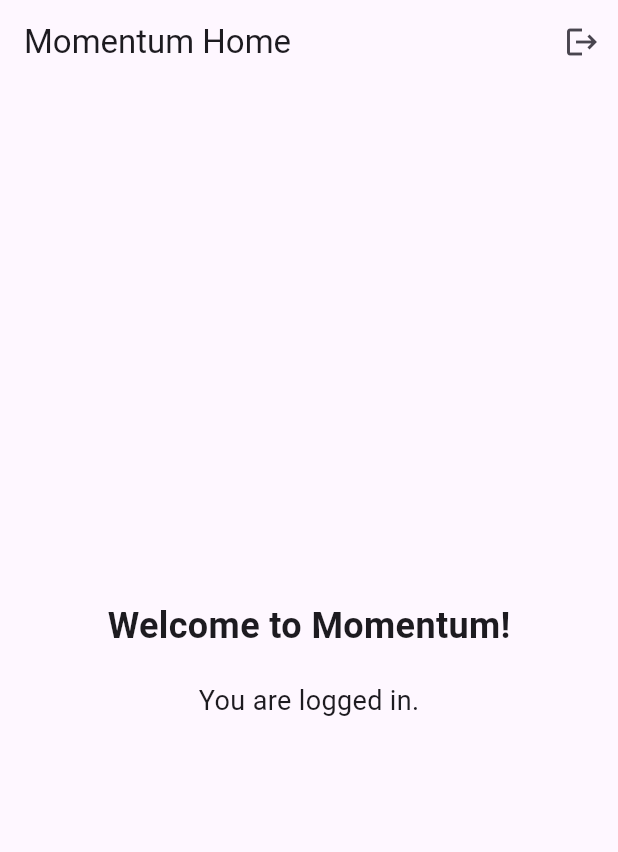
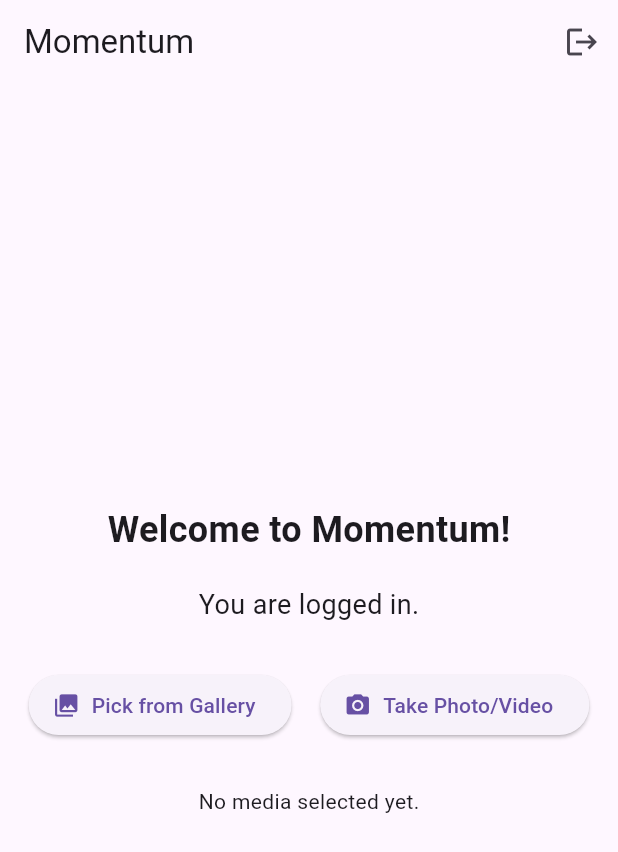
Before and after one commit to JoshuaNgugi/momentum, a Flutter app: the screen it shows once a user with an empty profile is signed in, on a phone screen of 412 x 824 dp. Shown: the top 852 px of the screen. Run offline on Flutter 3.47's test engine with Material 3 defaults, Android fonts, the phone set to English and light mode, and no system bars; our stand-ins replace firebase_auth, firebase_core, image_picker; accounts and stored records are empty.

Commit message:
add media pick functionality

```diff
--- a/lib/home_screen.dart
+++ b/lib/home_screen.dart
@@ -1,28 +1,75 @@
 // screens/home_screen.dart
+import 'dart:io';
+
 import 'package:flutter/material.dart';
+import 'package:image_picker/image_picker.dart';
 import 'package:momentum/auth_service.dart';
 
-class HomeScreen extends StatelessWidget {
+class HomeScreen extends StatefulWidget {
   const HomeScreen({super.key});
 
   @override
+  State<HomeScreen> createState() => _HomeScreenState();
+}
+
+class _HomeScreenState extends State<HomeScreen> {
+  final AuthService _authService = AuthService(); // Instantiate Auth Service
+  XFile? _selectedMedia;
+
+  Future<void> _pickMedia(ImageSource source) async {
+    final ImagePicker picker = ImagePicker();
+    XFile? media;
+
+    try {
+      if (source == ImageSource.gallery) {
+        media = await picker
+            .pickMedia(); // Allows picking both images and videos
+      } else {
+        // ImageSource.camera
+        // TODO: provide separate buttons for camera image and video
+        // For simplicity, let's allow general media pick from camera if source is camera
+        // Or specify pickImage or pickVideo explicitly
+        media = await picker.pickImage(
+          source: source,
+        ); // For now, camera picks images
+        // Add pick video from camera later via : media = await picker.pickVideo(source: source);
+      }
+
+      setState(() {
+        _selectedMedia = media;
+      });
+    } catch (e) {
+      print('Error picking media: $e');
+      ScaffoldMessenger.of(
+        context,
+      ).showSnackBar(SnackBar(content: Text('Unable to pick media')));
+    }
+  }
+
+  // Helper to determine if the selected media is a video
+  bool _isMediaTypeVideo(XFile? media) {
+    if (media == null) return false;
+    // Simple check based on file extension
+    final String extension = media.path.split('.').last.toLowerCase();
+    return ['mp4', 'mov', 'avi', 'mkv', 'flv', 'wmv'].contains(extension);
+  }
+
+  @override
   Widget build(BuildContext context) {
-    final AuthService authService = AuthService();
-
     return Scaffold(
       appBar: AppBar(
-        title: const Text('Momentum Home'),
+        title: const Text('Momentum'),
         actions: [
           IconButton(
             icon: const Icon(Icons.logout),
             onPressed: () async {
-              await authService.signOut();
+              await _authService.signOut();
               // StreamBuilder in main.dart will automatically navigate to LoginScreen
             },
           ),
         ],
       ),
-      body: const Center(
+      body: Center(
         child: Column(
           mainAxisAlignment: MainAxisAlignment.center,
           children: [
@@ -32,7 +79,63 @@ class HomeScreen extends StatelessWidget {
             ),
             SizedBox(height: 20),
             Text('You are logged in.', style: TextStyle(fontSize: 18)),
-            // TODO: Add media upload and display features here later
+            const SizedBox(height: 30),
+            Row(
+              mainAxisAlignment: MainAxisAlignment.spaceEvenly,
+              children: [
+                ElevatedButton.icon(
+                  onPressed: () => _pickMedia(ImageSource.gallery),
+                  icon: const Icon(Icons.photo_library),
+                  label: const Text('Pick from Gallery'),
+                ),
+                ElevatedButton.icon(
+                  onPressed: () => _pickMedia(ImageSource.camera),
+                  icon: const Icon(Icons.camera_alt),
+                  label: const Text('Take Photo/Video'),
+                ),
+              ],
+            ),
+            const SizedBox(height: 30),
+            if (_selectedMedia != null)
+              Column(
+                children: [
+                  Text(
+                    'Selected Media: ${_selectedMedia!.name}',
+                    style: const TextStyle(fontStyle: FontStyle.italic),
+                  ),
+                  const SizedBox(height: 10),
+                  Container(
+                    width: 200,
+                    height: 200,
+                    decoration: BoxDecoration(
+                      border: Border.all(color: Colors.grey),
+                      borderRadius: BorderRadius.circular(8),
+                    ),
+                    child: _isMediaTypeVideo(_selectedMedia)
+                        ? const Center(
+                            child: Icon(
+                              Icons.videocam,
+                              size: 80,
+                              color: Colors.grey,
+                            ),
+                          ) // Placeholder for video
+                        : Image.file(
+                            File(_selectedMedia!.path),
+                            fit: BoxFit.cover,
+                            errorBuilder: (context, error, stackTrace) =>
+                                const Icon(
+                                  Icons.broken_image,
+                                  size: 80,
+                                  color: Colors.red,
+                                ),
+                          ),
+                  ),
+                  const SizedBox(height: 20),
+                  // TODO: Add Upload button here in the next step
+                ],
+              )
+            else
+              const Text('No media selected yet.'),
           ],
         ),
       ),
```
